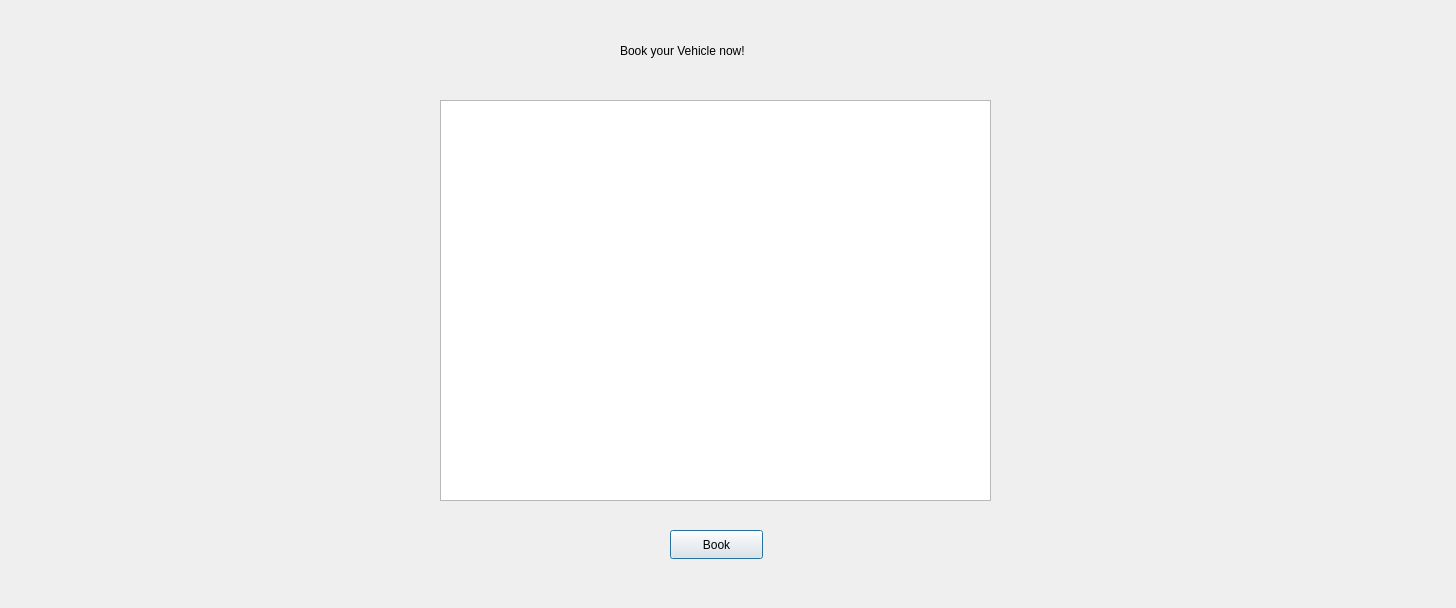
Old version of the form bookvehicle.ui in the repository swostika77/Vehicle-Rental-System.
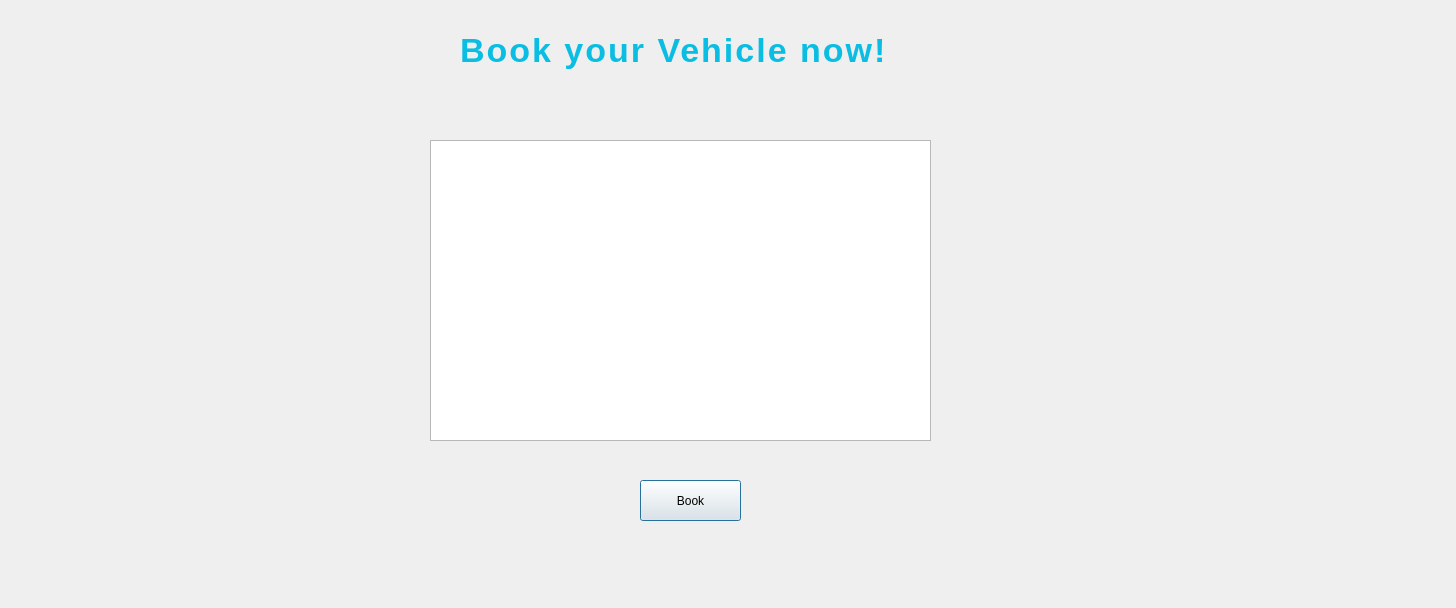
New version of the form.

The edit to the form file:
```diff
--- a/bookvehicle.ui
+++ b/bookvehicle.ui
@@ -16,20 +16,20 @@
   <widget class="QTableWidget" name="tableVehicle">
    <property name="geometry">
     <rect>
-     <x>440</x>
-     <y>100</y>
-     <width>551</width>
-     <height>401</height>
+     <x>430</x>
+     <y>140</y>
+     <width>501</width>
+     <height>301</height>
     </rect>
    </property>
   </widget>
   <widget class="QPushButton" name="btnBook">
    <property name="geometry">
     <rect>
-     <x>670</x>
-     <y>530</y>
-     <width>93</width>
-     <height>29</height>
+     <x>640</x>
+     <y>480</y>
+     <width>101</width>
+     <height>41</height>
     </rect>
    </property>
    <property name="text">
@@ -39,12 +39,23 @@
   <widget class="QLabel" name="label">
    <property name="geometry">
     <rect>
-     <x>620</x>
-     <y>30</y>
-     <width>201</width>
-     <height>41</height>
+     <x>460</x>
+     <y>20</y>
+     <width>461</width>
+     <height>61</height>
     </rect>
    </property>
+   <property name="styleSheet">
+    <string notr="true">QLabel#label {
+    color: #0abde3;
+    font-size: 34px;
+    font-weight: 700;
+    font-family: &quot;Orbitron&quot;, &quot;Segoe UI&quot;, sans-serif;
+    letter-spacing: 2px;
+    qproperty-alignment: AlignCenter;
+}
+</string>
+   </property>
    <property name="text">
     <string>Book your Vehicle now!</string>
    </property>
```
